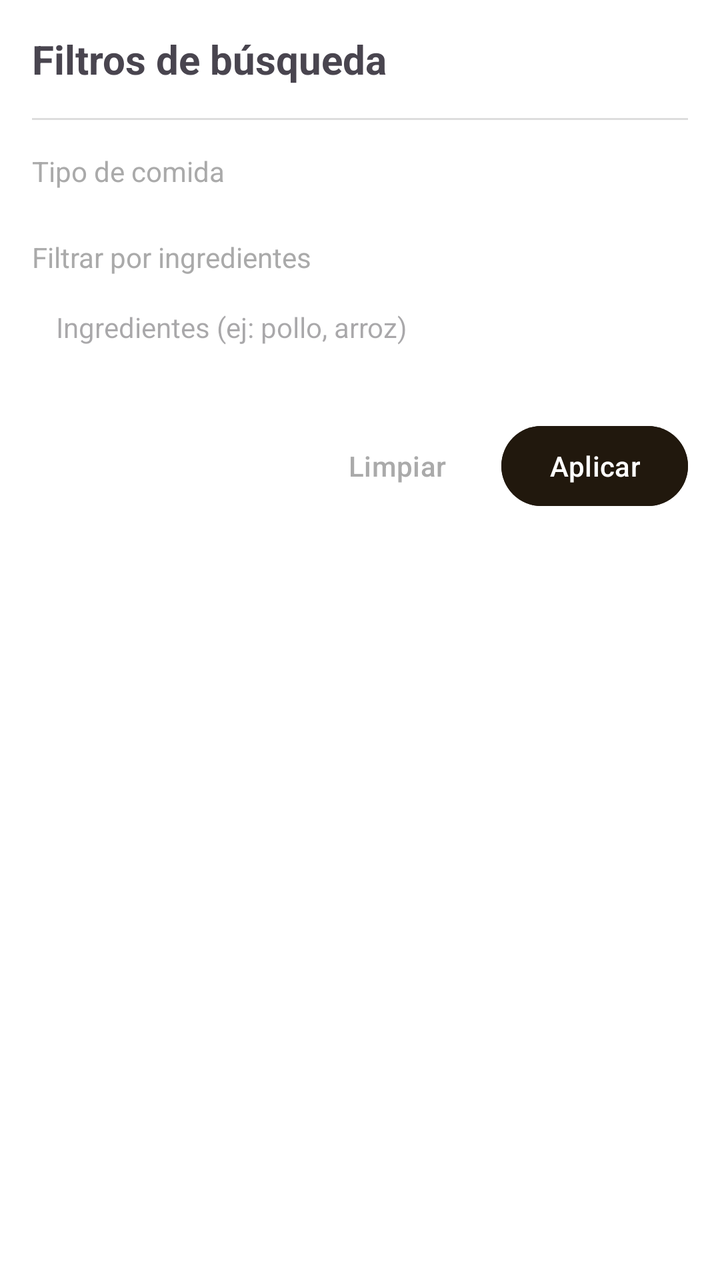
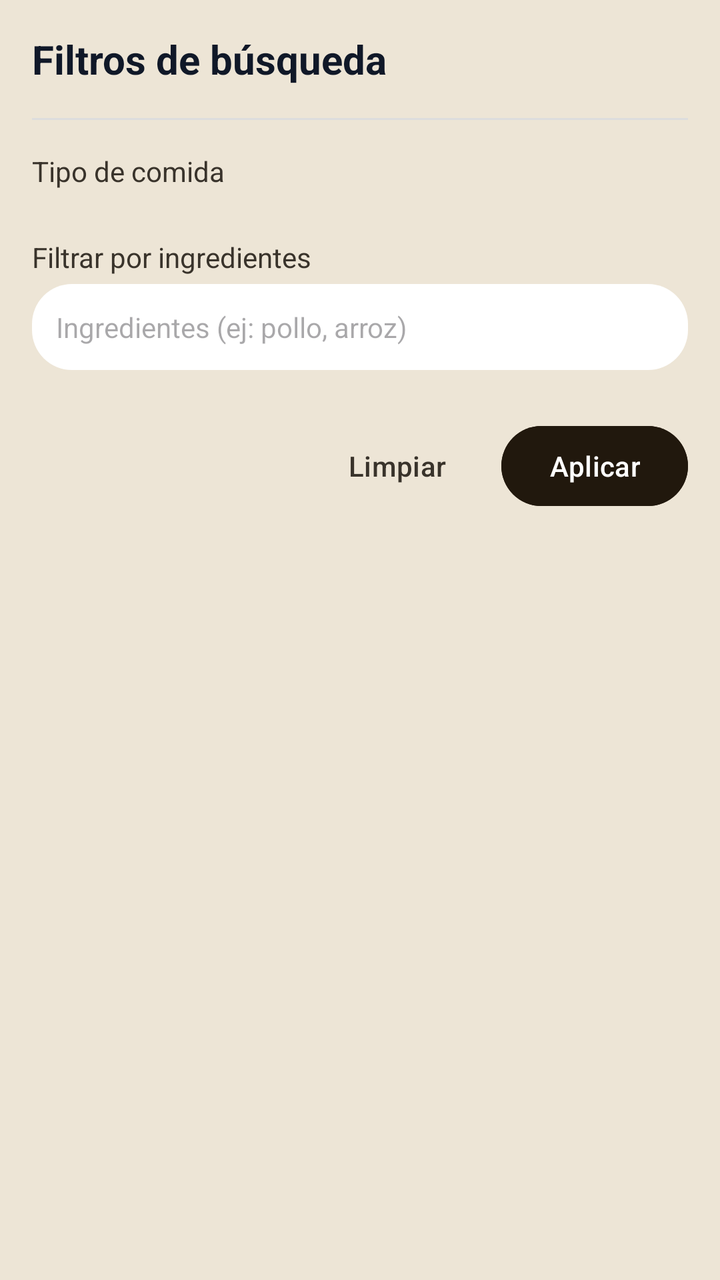

An Android layout rendered at two revisions. The XML below is the earlier revision; the diff shows what the commit changed to produce the second picture.
<!-- AndroidManifest.xml: application theme Theme.RefriMancia -->
<!-- res/layout/popup_filtros.xml -->
<?xml version="1.0" encoding="utf-8"?>
<LinearLayout
    xmlns:android="http://schemas.android.com/apk/res/android"
    xmlns:app="http://schemas.android.com/apk/res-auto"
    android:layout_width="match_parent"
    android:layout_height="wrap_content"
    android:orientation="vertical"
    android:background="@android:color/white"
    android:padding="16dp">

    
    <TextView
        android:id="@+id/tv_filtros_titulo"
        android:layout_width="match_parent"
        android:layout_height="wrap_content"
        android:text="@string/filters_title"
        android:textSize="20sp"
        android:textStyle="bold"
        android:paddingBottom="16dp" />

    
    <View
        android:layout_width="match_parent"
        android:layout_height="1dp"
        android:background="#DDDDDD"
        android:layout_marginBottom="16dp" />

    
    <TextView
        android:layout_width="match_parent"
        android:layout_height="wrap_content"
        android:text="@string/filter_meal_type_label"
        android:textSize="14sp"
        android:textColor="@android:color/darker_gray"
        android:layout_marginBottom="8dp" />

    <ScrollView
        android:layout_width="match_parent"
        android:layout_height="wrap_content"
        android:layout_marginBottom="16dp">

        <LinearLayout
            android:id="@+id/ll_tipos_comida"
            android:layout_width="match_parent"
            android:layout_height="wrap_content"
            android:orientation="vertical"
            android:paddingStart="4dp" />

    </ScrollView>

    
    <TextView
        android:layout_width="match_parent"
        android:layout_height="wrap_content"
        android:text="@string/filter_ingredients_label"
        android:textSize="14sp"
        android:textColor="@android:color/darker_gray"
        android:layout_marginBottom="4dp" />

    <EditText
        android:id="@+id/et_ingredientes_filtro"
        android:layout_width="match_parent"
        android:layout_height="wrap_content"
        android:hint="@string/filter_ingredients_hint"
        android:background="@drawable/fondo_busqueda"
        android:padding="12dp"
        android:textSize="14sp"
        android:inputType="text"
        android:layout_marginBottom="24dp" />

    
    <LinearLayout
        android:layout_width="match_parent"
        android:layout_height="wrap_content"
        android:orientation="horizontal"
        android:gravity="end">

        <Button
            android:id="@+id/btn_limpiar_filtros"
            android:layout_width="wrap_content"
            android:layout_height="wrap_content"
            android:text="@string/clear_filters"
            style="?attr/borderlessButtonStyle"
            android:textColor="@android:color/darker_gray"
            android:layout_marginEnd="8dp" />

        <Button
            android:id="@+id/btn_aplicar_filtros"
            android:layout_width="wrap_content"
            android:layout_height="wrap_content"
            android:text="@string/apply_filters"
            style="?attr/materialButtonStyle"
            android:backgroundTint="@color/marron_oscuro"
            android:textColor="@android:color/white" />

    </LinearLayout>

</LinearLayout>
<!-- resources referenced by this layout -->
<resources>
  <color name="marron_oscuro">#21180d</color>
  <!-- drawable fondo_busqueda (drawable) -->
  <?xml version="1.0" encoding="utf-8"?>
  <shape xmlns:android="http://schemas.android.com/apk/res/android"
      android:shape="rectangle">
      <solid android:color="@color/white" />
      <corners android:radius="8dp" />
  </shape>
  <string name="apply_filters">Aplicar</string>
  <string name="clear_filters">Limpiar</string>
  <string name="filter_ingredients_hint">Ingredientes (ej: pollo, arroz)</string>
  <string name="filter_ingredients_label">Filtrar por ingredientes</string>
  <string name="filter_meal_type_label">Tipo de comida</string>
  <string name="filters_title">Filtros de búsqueda</string>
  <style name="Theme.RefriMancia" parent="Base.Theme.RefriMancia" />
  <color name="white">#FFFFFFFF</color>
  <style name="Base.Theme.RefriMancia" parent="Theme.Material3.DayNight.NoActionBar">
          <item name="colorPrimary">@color/marron_oscuro</item>
          <item name="colorSecondary">@color/amarillo</item>
          
          <item name="android:statusBarColor">@color/marron_oscuro</item>
          <item name="android:windowLightStatusBar">false</item>
      </style>
  <color name="amarillo">#fdc700</color>
</resources>

<!-- the commit's change to res/layout/popup_filtros.xml (unified diff, before → after) -->
@@ -5,7 +5,7 @@
     android:layout_width="match_parent"
     android:layout_height="wrap_content"
     android:orientation="vertical"
-    android:background="@android:color/white"
+    android:background="@color/beige"
     android:padding="16dp">
 
     
@@ -16,6 +16,7 @@
         android:text="@string/filters_title"
         android:textSize="20sp"
         android:textStyle="bold"
+        android:textColor="@color/azul_oscuro"
         android:paddingBottom="16dp" />
 
     
@@ -31,7 +32,7 @@
         android:layout_height="wrap_content"
         android:text="@string/filter_meal_type_label"
         android:textSize="14sp"
-        android:textColor="@android:color/darker_gray"
+        android:textColor="@color/gris_marron"
         android:layout_marginBottom="8dp" />
 
     <ScrollView
@@ -54,7 +55,7 @@
         android:layout_height="wrap_content"
         android:text="@string/filter_ingredients_label"
         android:textSize="14sp"
-        android:textColor="@android:color/darker_gray"
+        android:textColor="@color/gris_marron"
         android:layout_marginBottom="4dp" />
 
     <EditText
@@ -62,7 +63,7 @@
         android:layout_width="match_parent"
         android:layout_height="wrap_content"
         android:hint="@string/filter_ingredients_hint"
-        android:background="@drawable/fondo_busqueda"
+        android:background="@drawable/bg_input"
         android:padding="12dp"
         android:textSize="14sp"
         android:inputType="text"
@@ -81,7 +82,7 @@
             android:layout_height="wrap_content"
             android:text="@string/clear_filters"
             style="?attr/borderlessButtonStyle"
-            android:textColor="@android:color/darker_gray"
+            android:textColor="@color/gris_marron"
             android:layout_marginEnd="8dp" />
 
         <Button
<!-- resource entries referenced after the edit -->
@@ -1,12 +1,13 @@
 <!-- resources referenced by this layout -->
 <resources>
+  <color name="azul_oscuro">#101828</color>
+  <color name="beige">#ede5d6</color>
+  <color name="gris_marron">#39332b</color>
   <color name="marron_oscuro">#21180d</color>
-  <!-- drawable fondo_busqueda (drawable) -->
-  <?xml version="1.0" encoding="utf-8"?>
-  <shape xmlns:android="http://schemas.android.com/apk/res/android"
-      android:shape="rectangle">
-      <solid android:color="@color/white" />
-      <corners android:radius="8dp" />
+  <!-- drawable bg_input (drawable) -->
+  <shape xmlns:android="http://schemas.android.com/apk/res/android">
+      <solid android:color="#FFFFFF"/> 
+      <corners android:radius="20dp"/>
   </shape>
   <string name="apply_filters">Aplicar</string>
   <string name="clear_filters">Limpiar</string>
@@ -15,7 +16,6 @@
   <string name="filter_meal_type_label">Tipo de comida</string>
   <string name="filters_title">Filtros de búsqueda</string>
   <style name="Theme.RefriMancia" parent="Base.Theme.RefriMancia" />
-  <color name="white">#FFFFFFFF</color>
   <style name="Base.Theme.RefriMancia" parent="Theme.Material3.DayNight.NoActionBar">
           <item name="colorPrimary">@color/marron_oscuro</item>
           <item name="colorSecondary">@color/amarillo</item>
